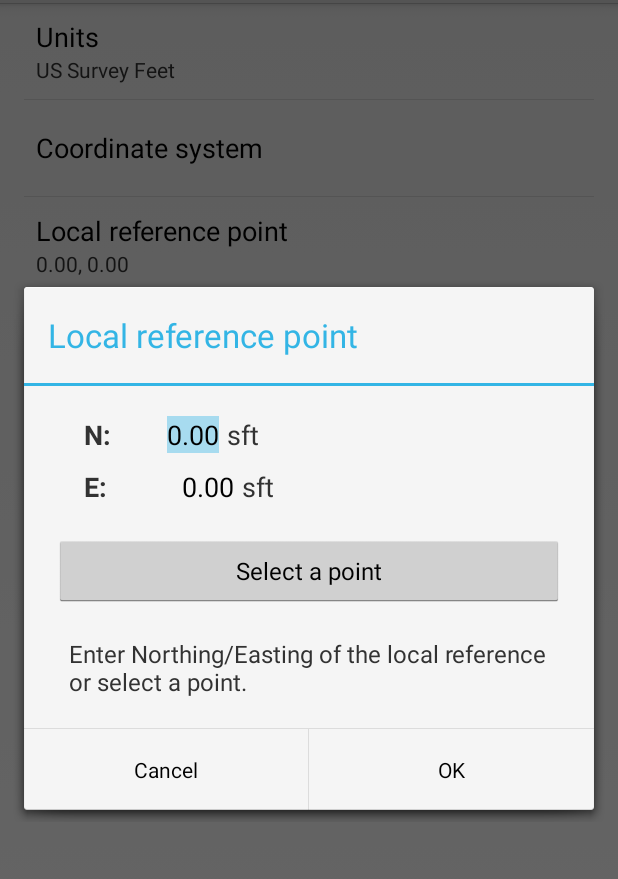
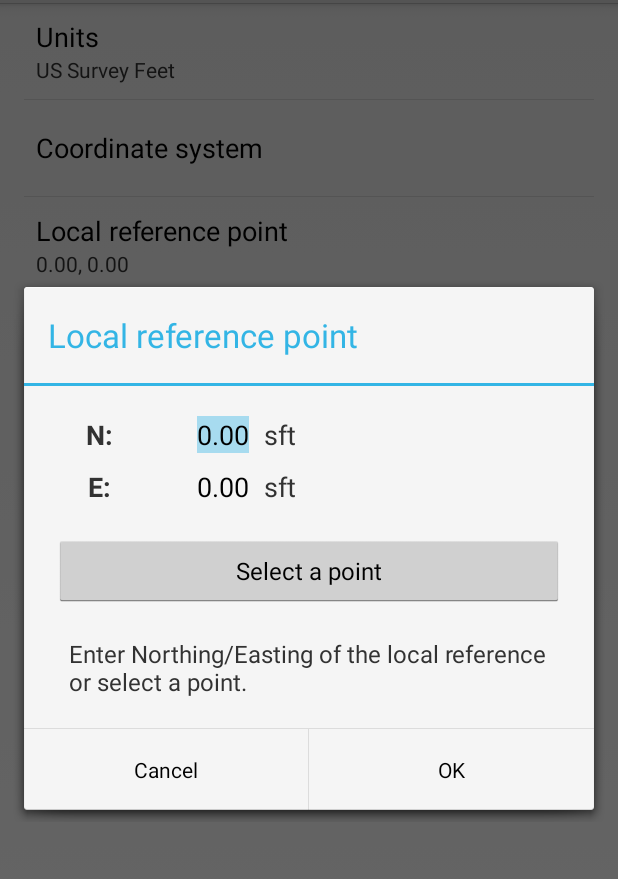
Before and after one commit to chasmack/GeoLocal, an Android app: the fragment TransformSettingsFragment shown on its own in the app's theme, after a tap on "Local reference point", on a phone screen of 412 x 824 dp, the part 69-948 px from its top. Run offline under Robolectric (Android 15) with nearby library versions, the phone set to English and light mode, and no system bars; 1 statement that could not run was skipped.

Commit message:
touch up

```diff
--- a/app/src/main/java/com/asis/chasm/geolocal/MainActivity.java
+++ b/app/src/main/java/com/asis/chasm/geolocal/MainActivity.java
@@ -162,6 +162,8 @@ public class MainActivity extends Activity implements
         if (savedInstanceState != null) {
             return;
         }
+
+        // TODO: Don't reload projections every time the app is started.
 
         // Load the Projections table
         loadProjections(PROJECTION_CONSTANTS_ASSET);
--- a/app/src/main/res/layout/dialog_local_ref.xml
+++ b/app/src/main/res/layout/dialog_local_ref.xml
@@ -17,6 +17,7 @@
             android:id="@+id/firstTitle"
             android:layout_width="20dp"
             android:layout_height="wrap_content"
+            android:gravity="center_horizontal"
             android:textSize="18sp"
             android:textStyle="bold"
             android:text="@string/pref_local_ref_first_title" />
@@ -30,7 +31,7 @@
             android:background="#00000000"
             android:inputType="numberDecimal|numberSigned"
             android:gravity="right"
-            android:minWidth="60dp"
+            android:minWidth="80dp"
             android:selectAllOnFocus="true"
             android:imeOptions="actionNext" />
 
@@ -38,7 +39,7 @@
             android:id="@+id/firstSuffix"
             android:layout_width="wrap_content"
             android:layout_height="wrap_content"
-            android:layout_marginStart="5dp"
+            android:layout_marginStart="10dp"
             android:textSize="18sp" />
 
     </LinearLayout>
@@ -54,8 +55,9 @@
 
         <TextView
             android:id="@+id/secondTitle"
-            android:layout_width="30dp"
+            android:layout_width="20dp"
             android:layout_height="wrap_content"
+            android:gravity="center_horizontal"
             android:textSize="18sp"
             android:textStyle="bold"
             android:text="@string/pref_local_ref_second_title" />
@@ -69,7 +71,7 @@
             android:background="#00000000"
             android:inputType="numberDecimal|numberSigned"
             android:gravity="right"
-            android:minWidth="60dp"
+            android:minWidth="80dp"
             android:selectAllOnFocus="true"
             android:imeOptions="actionNext" />
 
@@ -77,7 +79,7 @@
             android:id="@+id/secondSuffix"
             android:layout_width="wrap_content"
             android:layout_height="wrap_content"
-            android:layout_marginStart="5dp"
+            android:layout_marginStart="10dp"
             android:textSize="18sp" />
 
     </LinearLayout>
--- a/app/src/main/res/values/strings.xml
+++ b/app/src/main/res/values/strings.xml
@@ -7,7 +7,7 @@
     <string name="radio_geographic">Geographic</string>
 
     <!-- Menu items -->
-    <string name="action_read_points">Read points</string>
+    <string name="action_read_points">Load points</string>
     <string name="action_manager_test">Manager test</string>
     <string name="action_settings">Settings</string>
 
@@ -40,7 +40,7 @@
     <string name="pref_geo_ref_suffix">deg</string>
     <string name="pref_geo_ref_first_title">lat:</string>
     <string name="pref_geo_ref_second_title">lon:</string>
-    <string name="pref_geo_ref_message">Lat/lon of the geographic reference point.</string>
+    <string name="pref_geo_ref_message">Enter Latitude/Longitude of the geographic reference point.</string>
 
     <string name="pref_rotation_key">pref_rotation</string>
     <string name="pref_rotation_title">Rotation to true north</string>
```
Also changed, not shown: app/src/main/res/layout/dialog_geo_ref.xml (+5 -5 lines).
